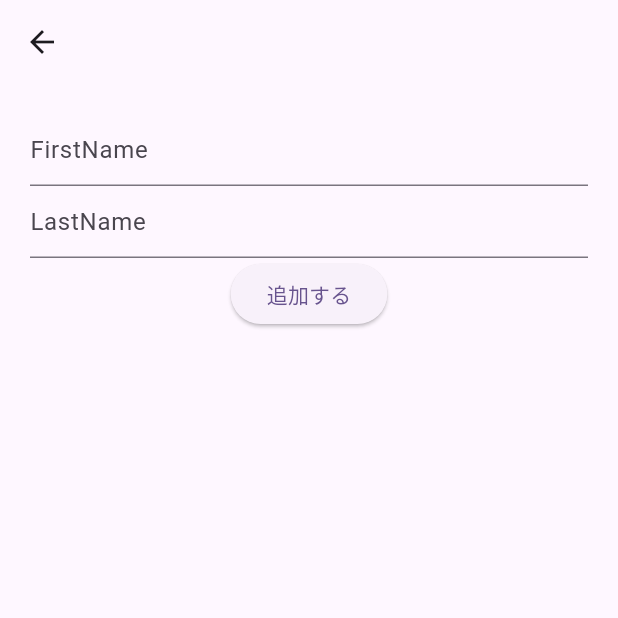
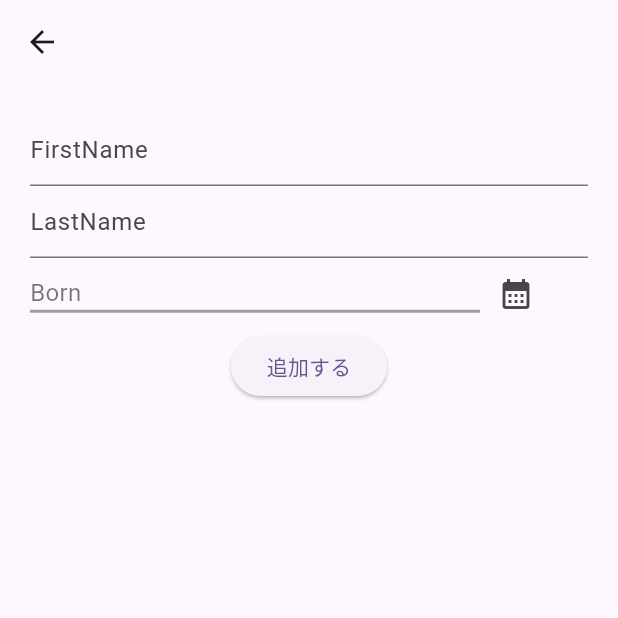
Before and after one commit to katoshi001/firebase-bookmark, a Flutter app: the screen it shows after launch, after a tap on the "add" icon, on a phone screen of 412 x 824 dp, the top half of it. Run offline on Flutter 3.47's test engine with Material 3 defaults, Android fonts, the phone set to English and light mode, and no system bars; our stand-ins replace cloud_firestore, firebase_core; accounts and stored records are empty.

Commit message:
一覧から削除する際に確認メッセージを表示するよう修正。 bornを登録できるよう修正

```diff
--- a/lib/add_page.dart
+++ b/lib/add_page.dart
@@ -1,15 +1,22 @@
 import 'package:cloud_firestore/cloud_firestore.dart';
 import 'package:flutter/material.dart';
 
-// ignore: must_be_immutable
-class AddPage extends StatelessWidget {
-  AddPage({super.key});
+class AddPage extends StatefulWidget {
+  const AddPage({super.key});
+
+  @override
+  State<AddPage> createState() => _AddPageState();
+}
+
+class _AddPageState extends State<AddPage> {
 
   String first = '';
   String last = '';
+  int born = 0;
 
   @override
   Widget build(BuildContext context) {
+
     return Scaffold(
       appBar: AppBar(),
       body: Padding(
@@ -32,6 +39,57 @@ class AddPage extends StatelessWidget {
                 last = text;
               },
             ),
+            Row(
+              children: [
+                Container(
+                  decoration: const BoxDecoration(
+                    border: Border(
+                      bottom: BorderSide(
+                        color: Colors.grey,
+                        width: 2,
+                      ),
+                    ),
+                  ),
+                  child: SizedBox(
+                    width: 300,
+                    child: Text(
+                        born != 0 ? born.toString() :'Born',
+                      style:TextStyle(
+                          color: born!= 0? Colors.black : Colors.black54,
+                        fontSize: 16,
+                      ),
+                    ),
+                  ),
+                ),
+                IconButton(
+                  icon: const Icon(Icons.calendar_month),
+                  onPressed: () => showDialog(
+                    context: context,
+                    builder: (BuildContext context) {
+                      return AlertDialog(
+                        title: Text("Select Year"),
+                        content: Container(
+                          width: 300,
+                          height: 300,
+                          child: YearPicker(
+                            firstDate: DateTime(DateTime.now().year - 100, 1),
+                            lastDate: DateTime(DateTime.now().year + 100, 1),
+                            initialDate: DateTime(DateTime.now().year),
+                            selectedDate: DateTime(born),
+                            onChanged: (DateTime dateTime) {
+                              setState(() {
+                                born = dateTime.year;
+                              });
+                              // Navigator.pop(context);
+                            },
+                          ),
+                        ),
+                      );
+                    },
+                  ),
+                ),
+              ],
+            ),
             ElevatedButton(
               onPressed: () async {
                 await _addToFirebase();
@@ -44,6 +102,7 @@ class AddPage extends StatelessWidget {
       ),
     );
   }
+
   Future _addToFirebase() async {
     final db = FirebaseFirestore.instance;
 
@@ -51,11 +110,9 @@ class AddPage extends StatelessWidget {
     final user = <String, dynamic>{
       "first": first,
       "last": last,
-      "born": 1991
+      "born": born,
     };
-
     // Add a new document with a generated ID
     db.collection("users").add(user);
   }
-
 }
```
Also changed, not shown: lib/main.dart (+29 -5 lines).
